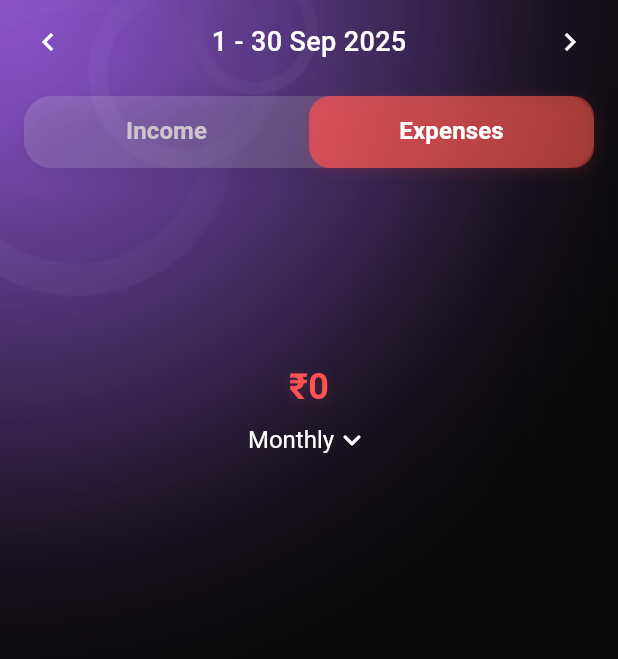
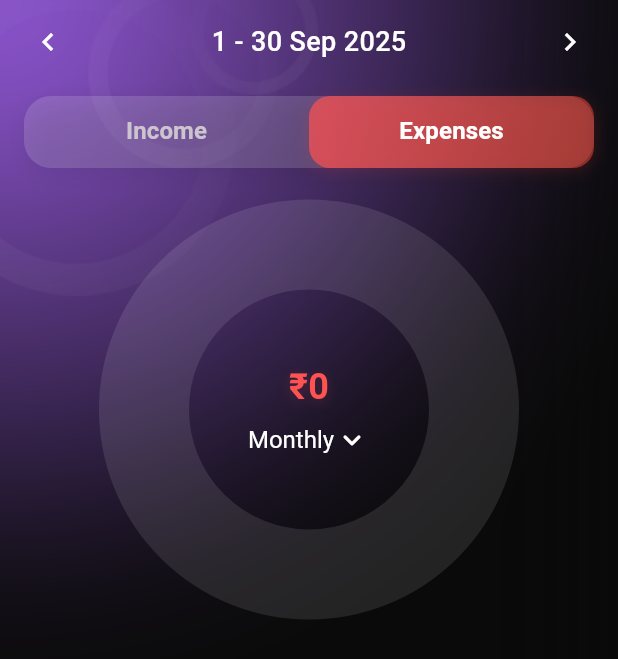
Before and after one commit to devarshkikani/dhanra, a Flutter app: the StatsScreen screen opened directly, on a phone screen of 412 x 824 dp. Shown: the top 659 px of the screen. Run offline on Flutter 3.47's test engine with Material 3 defaults, Android fonts, the light colour scheme and no system bars; drawn by our look-alikes of fl_chart; our stand-ins replace cloud_firestore, equatable, firebase_auth, firebase_core, flutter_bloc, get_it and 5 more; missing offline and left inert: another_telephony; accounts and stored records are empty.

Commit message:
update app logo and many things

```diff
--- a/lib/features/auth/login_page.dart
+++ b/lib/features/auth/login_page.dart
@@ -80,7 +80,7 @@ class _LoginPageState extends State<LoginPage> {
         onCodeSent: (verificationId) {
           if (!mounted) return;
           setState(() => _isLoading = false);
-          Navigator.of(context).pushReplacement(
+          Navigator.of(context).push(
             MaterialPageRoute(
               builder: (_) => OtpVerificationPage(
                 phoneNumber: _phoneController.text,
--- a/lib/features/auth/otp_verification_page.dart
+++ b/lib/features/auth/otp_verification_page.dart
@@ -195,6 +195,7 @@ class _OtpVerificationPageState extends State<OtpVerificationPage> {
         appBar: AppBar(
           backgroundColor: Colors.transparent,
           elevation: 0,
+          forceMaterialTransparency: true,
           leading: IconButton(
             icon: const Icon(Icons.arrow_back),
             onPressed: () => Navigator.of(context).pop(),
--- a/lib/features/auth/signup_page.dart
+++ b/lib/features/auth/signup_page.dart
@@ -83,7 +83,8 @@ class _SignupPageState extends State<SignupPage> {
         onCodeSent: (verificationId) {
           if (!mounted) return;
           setState(() => _isLoading = false);
-          Navigator.of(context).pushReplacement(
+          print("Hellooooo");
+          Navigator.of(context).push(
             MaterialPageRoute(
               builder: (_) => OtpVerificationPage(
                 phoneNumber: _phoneController.text,
--- a/lib/features/stats_screen/presentation/stats_screen.dart
+++ b/lib/features/stats_screen/presentation/stats_screen.dart
@@ -210,8 +210,17 @@ class _StatsScreenState extends State<StatsScreen>
                                         width: 250,
                                         child: PieChart(
                                           PieChartData(
-                                            sections:
-                                                _buildPieSections(categoryData),
+                                            sections: categoryData.isEmpty
+                                                ? [
+                                                    PieChartSectionData(
+                                                      value: 100,
+                                                      color: Colors.white10,
+                                                      title: '',
+                                                      radius: 60,
+                                                    )
+                                                  ]
+                                                : _buildPieSections(
+                                                    categoryData),
                                             centerSpaceRadius: 80,
                                             sectionsSpace: 3,
                                           ),
--- a/lib/main.dart
+++ b/lib/main.dart
@@ -45,12 +45,6 @@ void main() async {
   await LocalStorageService.init();
   await configureDependencies();
 
-  final Telephony telephony = Telephony.instance;
-  telephony.listenIncomingSms(
-    onNewMessage: onBackgroundMessage,
-    onBackgroundMessage: onBackgroundMessage, // Register your callback
-  );
-
   runApp(
     const DhanraApp(),
   );
```
Also changed, not shown: 24 other files.
